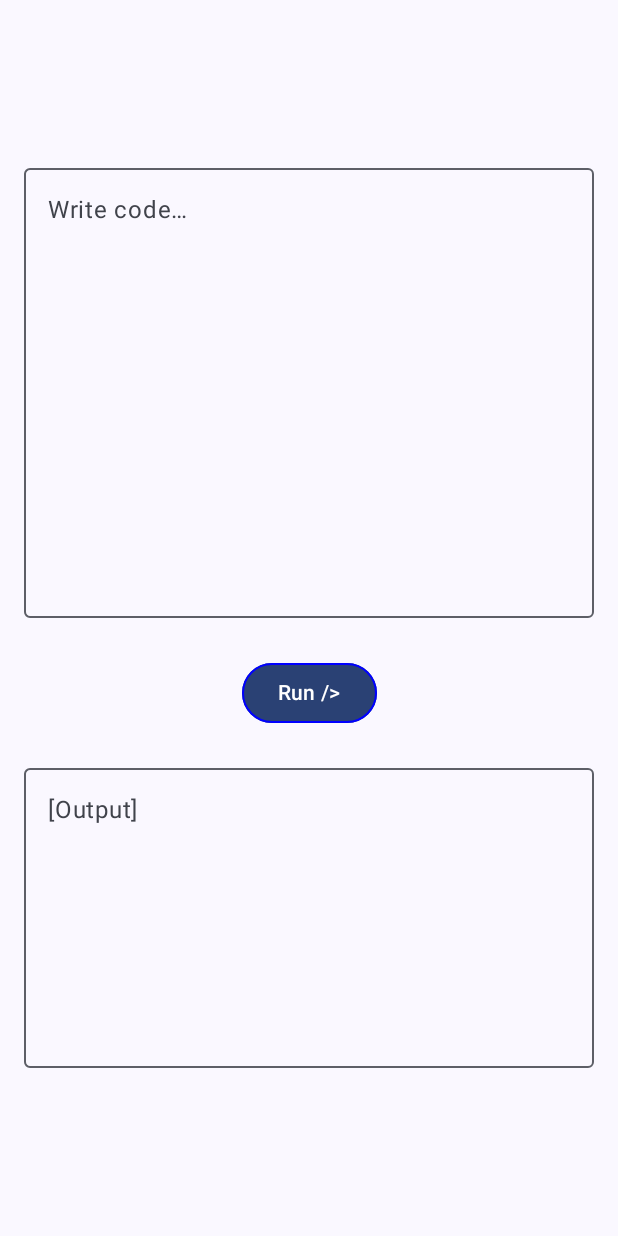
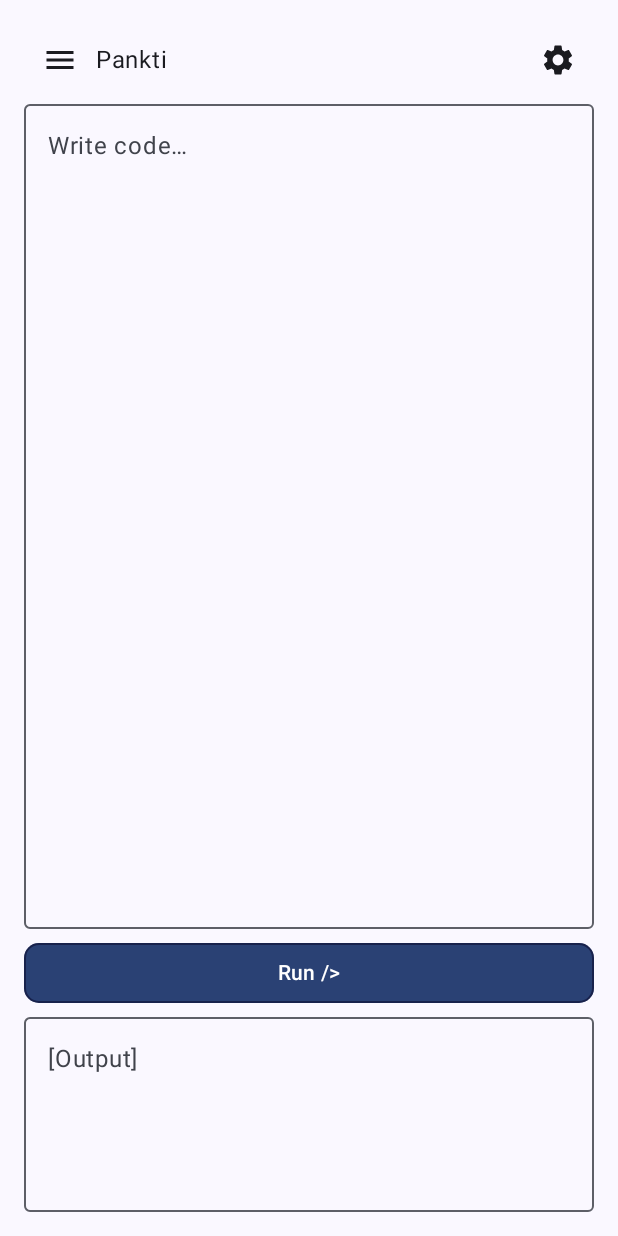
Before and after one commit to bauripalash/Pankti-Android, an Android app built with Jetpack Compose: the screen it shows after launch (MainActivity), on a phone screen of 412 x 824 dp. Run offline under Robolectric (Android 15) with nearby library versions, the phone set to English and light mode, and no system bars.

Commit message:
Added Drawer

```diff
--- a/app/src/main/java/bauri/palash/panktimob/MainActivity.kt
+++ b/app/src/main/java/bauri/palash/panktimob/MainActivity.kt
@@ -1,35 +1,25 @@
 package bauri.palash.panktimob
 
 import android.os.Bundle
-import android.widget.Toast
+
 import androidx.activity.ComponentActivity
 import androidx.activity.compose.setContent
-import androidx.compose.foundation.BorderStroke
+
 import androidx.compose.foundation.layout.*
-import androidx.compose.foundation.rememberScrollState
-import androidx.compose.foundation.text.BasicTextField
-import androidx.compose.foundation.verticalScroll
 
-import androidx.compose.material.icons.Icons
-import androidx.compose.material.icons.filled.Favorite
 
 import androidx.compose.material3.*
-import androidx.compose.material3.ExperimentalMaterial3Api
+import androidx.compose.runtime.Composable
+import androidx.compose.runtime.rememberCoroutineScope
 
+import androidx.compose.ui.Modifier
 
-import androidx.compose.runtime.Composable
-import androidx.compose.runtime.mutableStateOf
-import androidx.compose.runtime.remember
-import androidx.compose.ui.Alignment
-import androidx.compose.ui.Modifier
-import androidx.compose.ui.graphics.Color
-import androidx.compose.ui.graphics.SolidColor
-import androidx.compose.ui.res.stringResource
-import androidx.compose.ui.text.input.TextFieldValue
 import androidx.compose.ui.tooling.preview.Preview
-import androidx.compose.ui.unit.Dp
-import androidx.compose.ui.unit.dp
+
 import bauri.palash.panktimob.ui.theme.PanktiMobTheme
+import bauri.palash.panktimob.views.Drawer
+import bauri.palash.panktimob.views.Repl
+
 
 class MainActivity : ComponentActivity() {
     override fun onCreate(savedInstanceState: Bundle?) {
@@ -43,6 +33,7 @@ class MainActivity : ComponentActivity() {
                 ) {
                     MainView()
 
+
                 }
             }
         }
@@ -54,94 +45,16 @@ fun Greeting(name: String) {
     Text(text = "Hello $name!\n")
 
 }
-@Composable
-fun RunButton(){
-    Column(
-        modifier = Modifier.fillMaxWidth(),
-        verticalArrangement = Arrangement.Center,
-        horizontalAlignment = Alignment.CenterHorizontally
-
-    ) {
-        Button(onClick = { /*TODO*/ },
-            modifier = Modifier.padding(all= Dp(10F)),
-            enabled = true,
-            border = BorderStroke(width = 1.dp , brush = SolidColor(Color.Blue))
-
-        ) {
-            Text(text = "Run />")
-        }
-    }
-
-}
 
 @OptIn(ExperimentalMaterial3Api::class)
 @Composable
-fun CodeInput(){
-    val textval = remember {
-        mutableStateOf(TextFieldValue(""))
-    }
-    val scrollVal = rememberScrollState(0)
-    Column(
-        modifier = Modifier
-            .fillMaxWidth()
-            .height(300.dp)
-            .verticalScroll(scrollVal),
-        verticalArrangement = Arrangement.Center,
-        horizontalAlignment = Alignment.CenterHorizontally
-    ) {
-        OutlinedTextField(value = textval.value, onValueChange = { textval.value = it } , placeholder = {Text(
-            text = stringResource(id = R.string.code_input_hint)
-        )} , modifier = Modifier.fillMaxWidth().fillMaxHeight().height(300.dp))
-
-
-
-
-    }
-
-
+fun MainView() {
+    val dScope = rememberCoroutineScope()
+    val dState = rememberDrawerState(initialValue = DrawerValue.Closed)
+    //Repl()
+    Drawer(scope = dScope, dState = dState)
 }
 
-@OptIn(ExperimentalMaterial3Api::class)
-@Composable
-fun CodeOutput(){
-    val outval = remember {
-        mutableStateOf(TextFieldValue(""))
-    }
-    Column(
-        modifier = Modifier.fillMaxWidth()
-            .height(200.dp),
-        verticalArrangement = Arrangement.Center,
-        horizontalAlignment = Alignment.CenterHorizontally
-    ) {
-        OutlinedTextField(value = outval.value, onValueChange = { outval.value = it },
-        placeholder = { Text(text = stringResource(id = R.string.code_output_hint)) },
-            modifier = Modifier.fillMaxWidth().fillMaxHeight().height(200.dp)
-            )
-
-    }
-
-
-}
-@Composable
-fun MainView(){
-    Column(
-        modifier = Modifier
-            .fillMaxWidth()
-            .fillMaxHeight()
-            .padding(16.dp),
-        verticalArrangement = Arrangement.Center,
-        horizontalAlignment = Alignment.CenterHorizontally
-
-    ) {
-        CodeInput()
-        Spacer(modifier = Modifier.size(16.dp))
-
-        RunButton()
-        Spacer(modifier = Modifier.size(16.dp))
-        CodeOutput()
-    }
-
-}
 
 @Preview
 @Composable
@@ -150,6 +63,5 @@ fun DefaultPreview() {
 
 
       MainView()
-
     }
 }
--- /dev/null
+++ b/app/src/main/java/bauri/palash/panktimob/views/Drawer.kt
@@ -0,0 +1,70 @@
+package bauri.palash.panktimob.views
+
+import androidx.compose.foundation.layout.*
+import androidx.compose.material.icons.Icons
+import androidx.compose.material.icons.filled.Info
+import androidx.compose.material.icons.filled.List
+import androidx.compose.material3.*
+import androidx.compose.runtime.Composable
+import androidx.compose.runtime.mutableStateOf
+import androidx.compose.runtime.remember
+import androidx.compose.runtime.rememberCoroutineScope
+import androidx.compose.ui.Alignment
+import androidx.compose.ui.Modifier
+import androidx.compose.ui.tooling.preview.Preview
+import androidx.compose.ui.unit.dp
+import bauri.palash.panktimob.ui.theme.PanktiMobTheme
+import kotlinx.coroutines.CoroutineScope
+import kotlinx.coroutines.launch
+
+
+@OptIn(ExperimentalMaterial3Api::class)
+@Composable
+fun Drawer(
+    modifier: Modifier = Modifier, scope: CoroutineScope = rememberCoroutineScope(),
+    dState: DrawerState = rememberDrawerState(initialValue = DrawerValue.Closed)
+) {
+
+    //val scope = rememberCoroutineScope()
+    val dItems = listOf(
+        Icons.Default.List,
+        Icons.Default.Info
+    )
+    val selItem = remember { mutableStateOf(dItems[0]) }
+    ModalNavigationDrawer(
+        drawerState = dState,
+        drawerContent = {
+            ModalDrawerSheet() {
+
+                Spacer(modifier = Modifier.height(12.dp))
+                dItems.forEach { item ->
+                    NavigationDrawerItem(label = { Text(item.name) },
+
+
+                        selected = item == selItem.value,
+                        onClick = {
+                            scope.launch { dState.close() }
+                            selItem.value = item
+                        },
+                        modifier = Modifier.padding(NavigationDrawerItemDefaults.ItemPadding),
+                        icon = { Icon(item, contentDescription = null) }
+                    )
+                }
+
+            }
+        },
+        content = {
+            Repl(scope, dState)
+        }
+    )
+}
+
+@OptIn(ExperimentalMaterial3Api::class)
+@Preview
+@Composable
+fun DrawerPreview() {
+    PanktiMobTheme {
+        Drawer()
+    }
+
+}
--- /dev/null
+++ b/app/src/main/java/bauri/palash/panktimob/views/ReplView.kt
@@ -0,0 +1,192 @@
+package bauri.palash.panktimob.views
+
+import androidx.compose.foundation.BorderStroke
+import androidx.compose.foundation.layout.*
+import androidx.compose.foundation.rememberScrollState
+import androidx.compose.foundation.shape.RoundedCornerShape
+import androidx.compose.foundation.verticalScroll
+import androidx.compose.material.icons.Icons
+import androidx.compose.material.icons.filled.Menu
+import androidx.compose.material.icons.filled.Settings
+import androidx.compose.material3.*
+import androidx.compose.runtime.Composable
+import androidx.compose.runtime.mutableStateOf
+import androidx.compose.runtime.remember
+import androidx.compose.runtime.rememberCoroutineScope
+import androidx.compose.ui.Alignment
+import androidx.compose.ui.Modifier
+import androidx.compose.ui.graphics.Color
+import androidx.compose.ui.graphics.SolidColor
+import androidx.compose.ui.res.stringResource
+import androidx.compose.ui.text.input.TextFieldValue
+import androidx.compose.ui.tooling.preview.Preview
+import androidx.compose.ui.unit.dp
+import bauri.palash.panktimob.R
+import bauri.palash.panktimob.ui.theme.PanktiMobTheme
+import kotlinx.coroutines.CoroutineScope
+import kotlinx.coroutines.launch
+
+
+@Composable
+fun runButton() {
+
+    val btn_bg = SolidColor(Color(R.color.white))
+    Column(
+        modifier = Modifier.fillMaxWidth(),
+        verticalArrangement = Arrangement.Center,
+        horizontalAlignment = Alignment.CenterHorizontally
+
+    ) {
+        Button(
+            onClick = { /*TODO*/ },
+            modifier = Modifier.fillMaxWidth(),
+            enabled = true,
+            border = BorderStroke(width = 1.dp, brush = btn_bg),
+            shape = RoundedCornerShape(10.dp)
+
+        ) {
+            Text(text = "Run />")
+        }
+    }
+
+}
+
+@OptIn(ExperimentalMaterial3Api::class)
+@Composable
+fun codeInput() {
+    val textval = remember {
+        mutableStateOf(TextFieldValue(""))
+    }
+    val scrollVal = rememberScrollState(0)
+    Column(
+        modifier = Modifier
+            .fillMaxWidth()
+            .height(550.dp)
+            .verticalScroll(scrollVal),
+        verticalArrangement = Arrangement.Center,
+        horizontalAlignment = Alignment.CenterHorizontally
+    ) {
+        OutlinedTextField(
+            value = textval.value,
+            onValueChange = { textval.value = it },
+            placeholder = {
+                Text(
+                    text = stringResource(id = R.string.code_input_hint)
+                )
+            },
+            modifier = Modifier
+                .fillMaxWidth()
+                .fillMaxHeight()
+                .height(550.dp))
+
+
+    }
+
+
+}
+
+@OptIn(ExperimentalMaterial3Api::class)
+@Composable
+fun codeOutput() {
+    val outval = remember {
+        mutableStateOf(TextFieldValue(""))
+    }
+    Column(
+        modifier = Modifier
+            .fillMaxWidth()
+            .height(200.dp),
+        verticalArrangement = Arrangement.Center,
+        horizontalAlignment = Alignment.CenterHorizontally
+    ) {
+        OutlinedTextField(
+            value = outval.value, onValueChange = { outval.value = it },
+            placeholder = { Text(text = stringResource(id = R.string.code_output_hint)) },
+            modifier = Modifier
+                .fillMaxWidth()
+                .fillMaxHeight()
+                .height(200.dp)
+        )
+
+    }
+
+
+}
+
+@OptIn(ExperimentalMaterial3Api::class)
+@Composable
+fun topMenu(scope: CoroutineScope, dState: DrawerState) {
+    Row(modifier = Modifier.fillMaxWidth(), verticalAlignment = Alignment.CenterVertically) {
+        IconButton(
+            onClick = {
+                if (dState.isClosed) {
+                    scope.launch { dState.open() }
+                } else if (dState.isOpen) {
+                    scope.launch { dState.close() }
+                }
+
+            },
+        ) {
+            Icon(Icons.Default.Menu, contentDescription = "Open Drawer")
+        }
+
+        Text(text = "Pankti", modifier = Modifier.weight(1f))
+
+        IconButton(onClick = { /*TODO*/ }) {
+            Icon(Icons.Default.Settings, contentDescription = "Settings")
+        }
+    }
+}
+
+@OptIn(ExperimentalMaterial3Api::class)
+@Composable
+fun Repl(scope: CoroutineScope, dState: DrawerState) {
+    Column(
+        modifier = Modifier
+            .fillMaxWidth()
+            .fillMaxHeight()
+            .padding(16.dp),
+        verticalArrangement = Arrangement.Center,
+        horizontalAlignment = Alignment.CenterHorizontally
+
+    ) {
+        topMenu(scope, dState)
+        Spacer(modifier = Modifier.size(5.dp))
+        codeInput()
+        Spacer(modifier = Modifier.size(5.dp))
+
+        runButton()
+        Spacer(modifier = Modifier.size(5.dp))
+        codeOutput()
+    }
+
+}
+
+@OptIn(ExperimentalMaterial3Api::class)
+@Preview
+@Composable
+fun DefaultPreview() {
+    PanktiMobTheme {
+
+
+        Column(
+            modifier = Modifier
+                .fillMaxWidth()
+                .fillMaxHeight()
+                .padding(16.dp),
+            verticalArrangement = Arrangement.Center,
+            horizontalAlignment = Alignment.CenterHorizontally
+
+        ) {
+            /*topMenu()*/
+            Spacer(modifier = Modifier.size(5.dp))
+            codeInput()
+            Spacer(modifier = Modifier.size(5.dp))
+
+            runButton()
+            Spacer(modifier = Modifier.size(5.dp))
+            codeOutput()
+
+
+        }
+    }
+}
--- a/app/src/main/res/values/colors.xml
+++ b/app/src/main/res/values/colors.xml
@@ -7,4 +7,5 @@
     <color name="teal_700">#FF018786</color>
     <color name="black">#FF000000</color>
     <color name="white">#FFFFFFFF</color>
+    <color name="light_blue">#87A2FB</color>
 </resources>
--- a/app/src/main/res/values/strings.xml
+++ b/app/src/main/res/values/strings.xml
@@ -1,5 +1,5 @@
 <resources>
-    <string name="app_name">SatCat</string>
+    <string name="app_name">Pankti</string>
     <string name="code_input_hint">Write code…</string>
     <string name="code_output_hint">[Output]</string>
 </resources>
--- a/settings.gradle
+++ b/settings.gradle
@@ -12,5 +12,5 @@ dependencyResolutionManagement {
         mavenCentral()
     }
 }
-rootProject.name = "SatCat"
+rootProject.name = "PanktiMob"
 include ':app'
```
Also changed, not shown: 1 other file.
